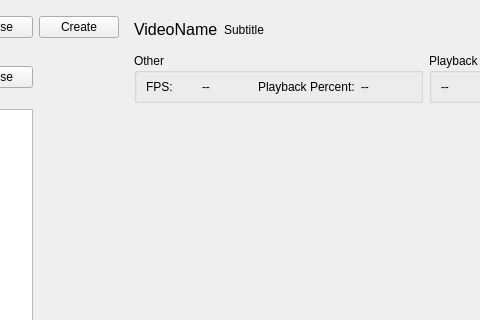
This is GUI/UI/VideoPlayer/MainVideoPlayerWindow.ui in BrendonWatsonLab/PhoPyQtTimelinePlotter as Qt 5 draws it before an edit; both pictures show x 356 to 836 and y 0 to 320 of the 1388 by 664 pixel window. The edited form follows.
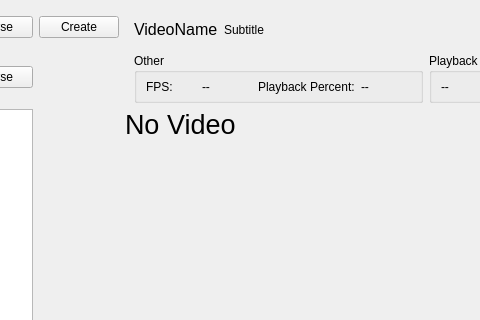
This is the edited form. Custom widgets are drawn as their Qt base class.

Commit message: Added unimplemented overlay text on video player

Patch:
```diff
--- a/GUI/UI/VideoPlayer/MainVideoPlayerWindow.ui
+++ b/GUI/UI/VideoPlayer/MainVideoPlayerWindow.ui
@@ -124,6 +124,28 @@
            <property name="lineWidth">
             <number>0</number>
            </property>
+           <widget class="QLabel" name="lblVideoStatusOverlay">
+            <property name="geometry">
+             <rect>
+              <x>0</x>
+              <y>0</y>
+              <width>231</width>
+              <height>31</height>
+             </rect>
+            </property>
+            <property name="font">
+             <font>
+              <pointsize>20</pointsize>
+              <stylestrategy>PreferAntialias</stylestrategy>
+             </font>
+            </property>
+            <property name="text">
+             <string>No Video</string>
+            </property>
+            <property name="textInteractionFlags">
+             <set>Qt::NoTextInteraction</set>
+            </property>
+           </widget>
           </widget>
          </item>
          <item>
```
The commit also changes 2 other files.
